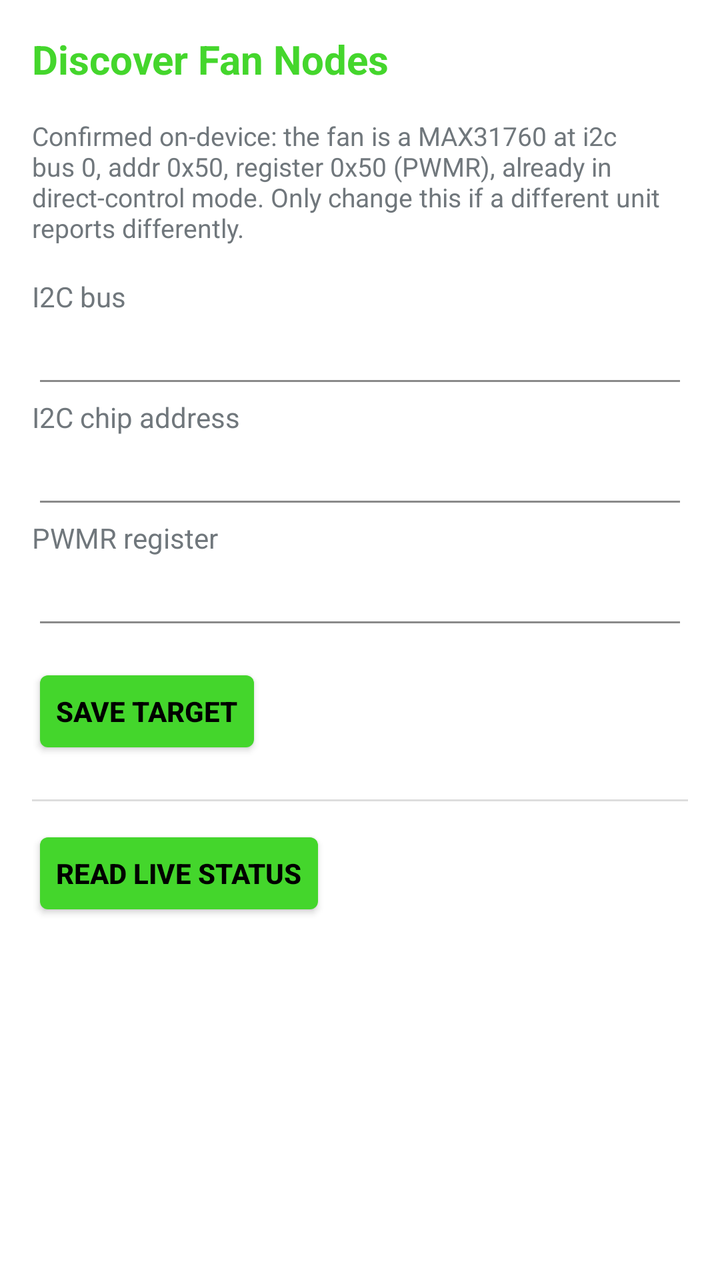
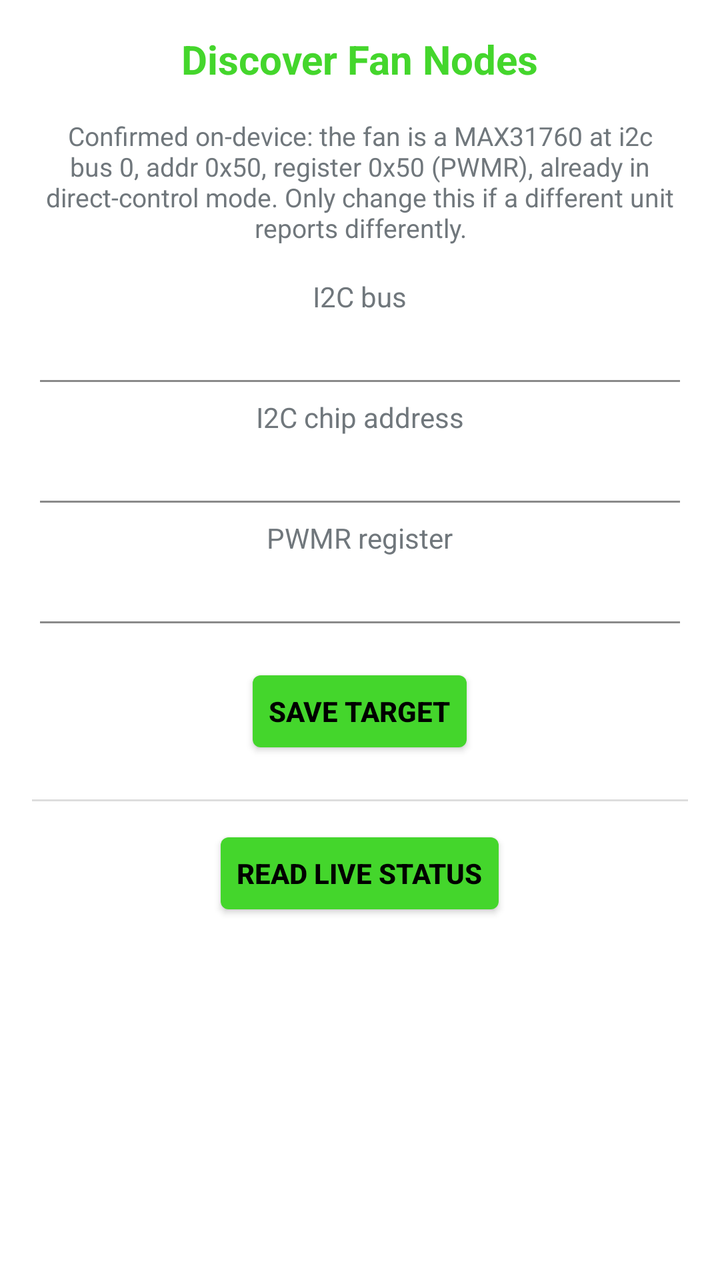

The first picture is an Android layout as it rendered before a commit; the second is the same layout after the commit. The layout source and the unified diff follow.
<!-- AndroidManifest.xml: application theme AppTheme -->
<!-- res/layout/activity_discovery.xml -->
<?xml version="1.0" encoding="utf-8"?>
<ScrollView xmlns:android="http://schemas.android.com/apk/res/android"
    android:layout_width="match_parent"
    android:layout_height="match_parent">

    <LinearLayout
        android:layout_width="match_parent"
        android:layout_height="wrap_content"
        android:orientation="vertical"
        android:padding="16dp">

        <TextView
            android:layout_width="wrap_content"
            android:layout_height="wrap_content"
            android:layout_marginBottom="16dp"
            android:textSize="20sp"
            android:textStyle="bold"
            android:textColor="@color/razer_green"
            android:text="@string/discover_title" />

        <TextView
            android:layout_width="match_parent"
            android:layout_height="wrap_content"
            android:text="Confirmed on-device: the fan is a MAX31760 at i2c bus 0, addr 0x50, register 0x50 (PWMR), already in direct-control mode. Only change this if a different unit reports differently."
            android:textSize="13sp"
            android:layout_marginBottom="16dp" />

        <TextView
            android:layout_width="wrap_content"
            android:layout_height="wrap_content"
            android:text="I2C bus" />
        <EditText
            android:id="@+id/bus_input"
            android:layout_width="match_parent"
            android:layout_height="wrap_content"
            android:inputType="number" />

        <TextView
            android:layout_width="wrap_content"
            android:layout_height="wrap_content"
            android:text="I2C chip address" />
        <EditText
            android:id="@+id/addr_input"
            android:layout_width="match_parent"
            android:layout_height="wrap_content"
            android:inputType="text" />

        <TextView
            android:layout_width="wrap_content"
            android:layout_height="wrap_content"
            android:text="PWMR register" />
        <EditText
            android:id="@+id/reg_input"
            android:layout_width="match_parent"
            android:layout_height="wrap_content"
            android:inputType="text" />

        <Button
            android:id="@+id/save_button"
            android:layout_width="wrap_content"
            android:layout_height="wrap_content"
            android:layout_marginTop="12dp"
            android:text="Save Target" />

        <View
            android:layout_width="match_parent"
            android:layout_height="1dp"
            android:layout_marginTop="20dp"
            android:layout_marginBottom="12dp"
            android:background="@color/divider" />

        <Button
            android:id="@+id/refresh_button"
            android:layout_width="wrap_content"
            android:layout_height="wrap_content"
            android:text="Read Live Status" />

        <TextView
            android:id="@+id/status_view"
            android:layout_width="match_parent"
            android:layout_height="wrap_content"
            android:layout_marginTop="8dp"
            android:fontFamily="monospace"
            android:text="" />

    </LinearLayout>

</ScrollView>
<!-- resources referenced by this layout -->
<resources>
  <color name="divider">#22000000</color>
  <color name="razer_green">#44D62C</color>
  <string name="discover_title">Discover Fan Nodes</string>
  <style name="AppTheme" parent="android:Theme.DeviceDefault.Light.NoActionBar">
          <item name="android:windowBackground">@color/light_background</item>
          <item name="android:colorAccent">@color/razer_green</item>
          <item name="android:colorButtonNormal">@color/razer_green</item>
          <item name="android:textColorPrimary">@color/light_text</item>
          <item name="android:textColorSecondary">@color/razer_gray</item>
          <item name="android:statusBarColor">@color/light_background</item>
          <item name="android:navigationBarColor">@color/light_background</item>
          <item name="android:windowLightStatusBar">true</item>
          <item name="android:buttonStyle">@style/RazerButton</item>
      </style>
  <color name="light_background">#FFFFFF</color>
  <color name="light_text">#111111</color>
  <color name="razer_gray">#8A8A8A</color>
  <style name="RazerButton" parent="android:Widget.DeviceDefault.Button">
          <item name="android:textColor">@color/oled_black</item>
          <item name="android:textStyle">bold</item>
      </style>
  <color name="oled_black">#000000</color>
</resources>

<!-- the commit's change to res/layout/activity_discovery.xml (unified diff, before → after) -->
@@ -4,12 +4,15 @@
     android:layout_height="match_parent">
 
     <LinearLayout
+        android:id="@+id/discovery_root"
         android:layout_width="match_parent"
         android:layout_height="wrap_content"
         android:orientation="vertical"
+        android:gravity="center_horizontal"
         android:padding="16dp">
 
         <TextView
+            android:id="@+id/discovery_title"
             android:layout_width="wrap_content"
             android:layout_height="wrap_content"
             android:layout_marginBottom="16dp"
@@ -23,6 +26,7 @@
             android:layout_height="wrap_content"
             android:text="Confirmed on-device: the fan is a MAX31760 at i2c bus 0, addr 0x50, register 0x50 (PWMR), already in direct-control mode. Only change this if a different unit reports differently."
             android:textSize="13sp"
+            android:gravity="center"
             android:layout_marginBottom="16dp" />
 
         <TextView
@@ -33,6 +37,7 @@
             android:id="@+id/bus_input"
             android:layout_width="match_parent"
             android:layout_height="wrap_content"
+            android:gravity="center"
             android:inputType="number" />
 
         <TextView
@@ -43,6 +48,7 @@
             android:id="@+id/addr_input"
             android:layout_width="match_parent"
             android:layout_height="wrap_content"
+            android:gravity="center"
             android:inputType="text" />
 
         <TextView
@@ -53,6 +59,7 @@
             android:id="@+id/reg_input"
             android:layout_width="match_parent"
             android:layout_height="wrap_content"
+            android:gravity="center"
             android:inputType="text" />
 
         <Button
@@ -81,6 +88,7 @@
             android:layout_height="wrap_content"
             android:layout_marginTop="8dp"
             android:fontFamily="monospace"
+            android:gravity="center"
             android:text="" />
 
     </LinearLayout>
